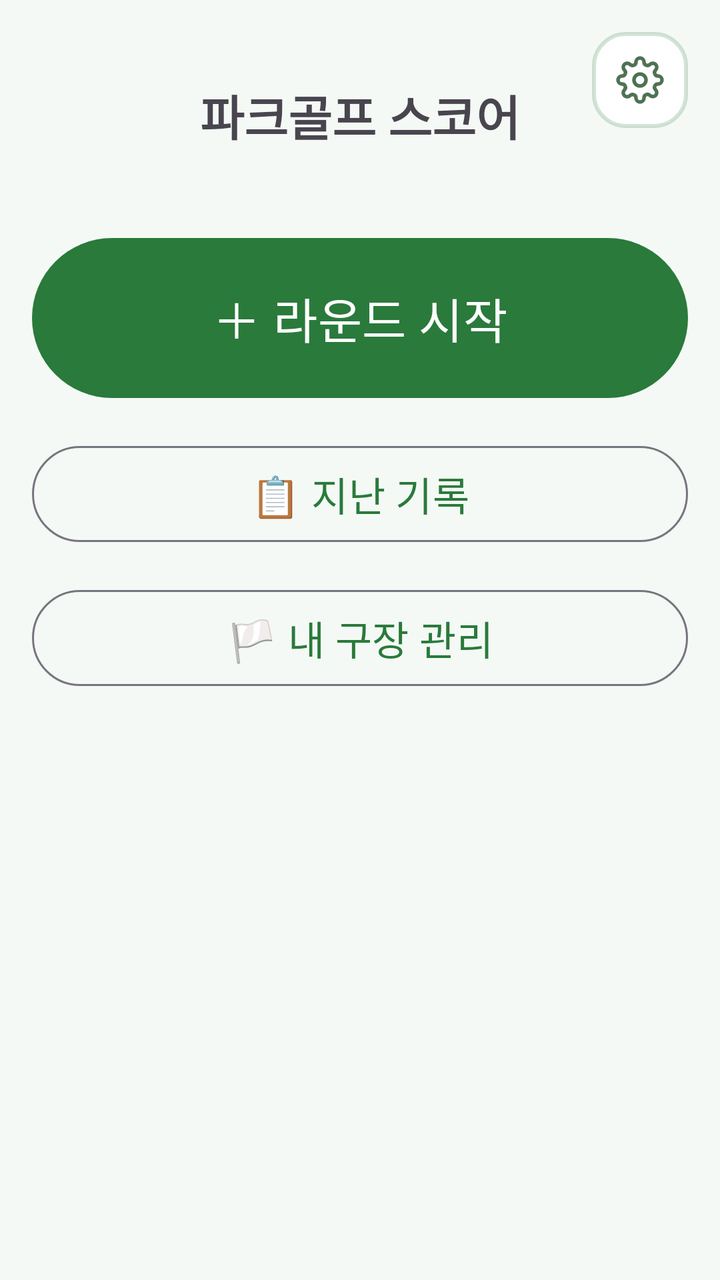
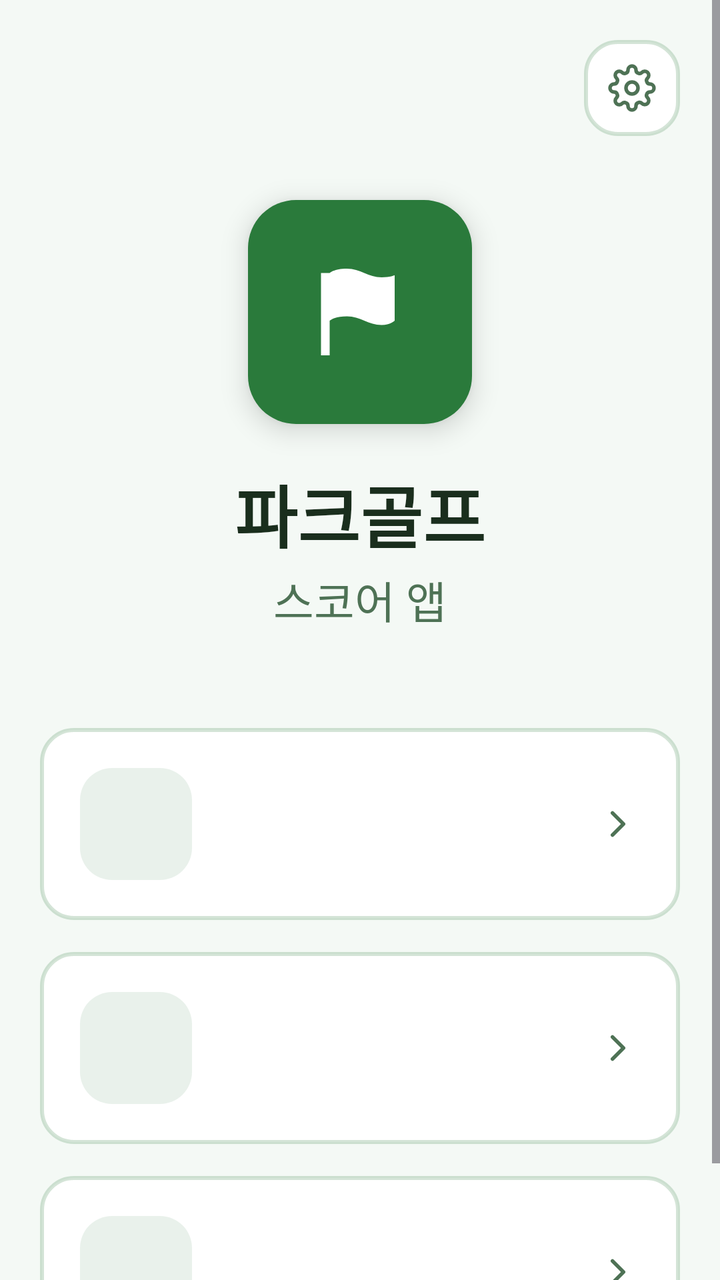

An Android layout rendered at two revisions. The XML below is the earlier revision; the diff shows what the commit changed to produce the second picture.
<!-- AndroidManifest.xml: application theme Theme.ParkGolf -->
<!-- res/layout/fragment_home.xml -->
<?xml version="1.0" encoding="utf-8"?>
<ScrollView xmlns:android="http://schemas.android.com/apk/res/android"
    xmlns:app="http://schemas.android.com/apk/res-auto"
    android:layout_width="match_parent"
    android:layout_height="match_parent"
    android:fillViewport="true"
    android:padding="@dimen/screen_padding">

    <androidx.constraintlayout.widget.ConstraintLayout
        android:layout_width="match_parent"
        android:layout_height="wrap_content">

        <TextView
            android:id="@+id/title"
            android:layout_width="wrap_content"
            android:layout_height="wrap_content"
            android:text="@string/app_name"
            android:textSize="@dimen/title_text"
            android:textStyle="bold"
            android:layout_marginTop="24dp"
            app:layout_constraintTop_toTopOf="parent"
            app:layout_constraintStart_toStartOf="parent"
            app:layout_constraintEnd_toEndOf="parent" />

        <Button
            android:id="@+id/btnStart"
            android:layout_width="0dp"
            android:layout_height="wrap_content"
            android:minHeight="88dp"
            android:text="@string/start_round"
            android:textSize="@dimen/title_text"
            android:layout_marginTop="40dp"
            app:layout_constraintTop_toBottomOf="@id/title"
            app:layout_constraintStart_toStartOf="parent"
            app:layout_constraintEnd_toEndOf="parent" />

        <Button
            android:id="@+id/btnHistory"
            style="?attr/materialButtonOutlinedStyle"
            android:layout_width="0dp"
            android:layout_height="wrap_content"
            android:minHeight="@dimen/touch_min"
            android:text="@string/past_records"
            android:textSize="@dimen/button_text"
            android:layout_marginTop="16dp"
            app:layout_constraintTop_toBottomOf="@id/btnStart"
            app:layout_constraintStart_toStartOf="parent"
            app:layout_constraintEnd_toEndOf="parent" />

        <Button
            android:id="@+id/btnMyCourses"
            style="?attr/materialButtonOutlinedStyle"
            android:layout_width="0dp"
            android:layout_height="wrap_content"
            android:minHeight="@dimen/touch_min"
            android:text="@string/my_courses"
            android:textSize="@dimen/button_text"
            android:layout_marginTop="16dp"
            app:layout_constraintTop_toBottomOf="@id/btnHistory"
            app:layout_constraintStart_toStartOf="parent"
            app:layout_constraintEnd_toEndOf="parent" />

        <ImageButton
            android:id="@+id/btnSettings"
            android:layout_width="48dp"
            android:layout_height="48dp"
            android:background="@drawable/bg_card"
            android:src="@drawable/ic_settings"
            android:scaleType="center"
            android:contentDescription="@string/settings_label"
            app:layout_constraintTop_toTopOf="parent"
            app:layout_constraintEnd_toEndOf="parent" />

    </androidx.constraintlayout.widget.ConstraintLayout>
</ScrollView>
<!-- resources referenced by this layout -->
<resources>
  <dimen name="button_text">20sp</dimen>
  <dimen name="screen_padding">16dp</dimen>
  <dimen name="title_text">24sp</dimen>
  <dimen name="touch_min">56dp</dimen>
  <!-- drawable bg_card (drawable) -->
  <?xml version="1.0" encoding="utf-8"?>
  <shape xmlns:android="http://schemas.android.com/apk/res/android" android:shape="rectangle">
      <solid android:color="@color/card" />
      <corners android:radius="@dimen/radius_card" />
      <stroke android:width="@dimen/border_width" android:color="?attr/parkBorder" />
  </shape>
  <string name="app_name">파크골프 스코어</string>
  <string name="my_courses">🏳️ 내 구장 관리</string>
  <string name="past_records">📋 지난 기록</string>
  <string name="settings_label">설정</string>
  <string name="start_round">＋ 라운드 시작</string>
  <style name="Theme.ParkGolf" parent="Theme.ParkGolf.Green" />
  <color name="card">#FFFFFF</color>
  <dimen name="radius_card">16dp</dimen>
  <dimen name="border_width">2dp</dimen>
  <style name="Theme.ParkGolf.Green" parent="Theme.ParkGolf.Base">
          <item name="colorPrimary">#2A7A3B</item>
          <item name="android:windowBackground">#F4F9F5</item>
          <item name="parkBackground">#F4F9F5</item>
          <item name="parkForeground">#1A2E1D</item>
          <item name="parkPrimary">#2A7A3B</item>
          <item name="parkPrimary10">#1A2A7A3B</item>
          <item name="parkSecondary">#E6F2E8</item>
          <item name="parkMuted">#EAF3EC</item>
          <item name="parkMutedForeground">#4E7255</item>
          <item name="parkAccent">#D2EBDA</item>
          <item name="parkAccentForeground">#1A3D21</item>
          <item name="parkBorder">#332A7A3B</item>
          <item name="parkInputBg">#EAF3EC</item>
      </style>
  <style name="Theme.ParkGolf.Base" parent="Theme.Material3.DayNight.NoActionBar">
          <item name="colorOnPrimary">@color/on_primary</item>
          <item name="android:textColorPrimary">?attr/parkForeground</item>
      </style>
  <color name="on_primary">#FFFFFF</color>
  <!-- unchanged entries left out for length: 1 -->
</resources>

<!-- the commit's change to res/layout/fragment_home.xml (unified diff, before → after) -->
@@ -1,75 +1,85 @@
 <?xml version="1.0" encoding="utf-8"?>
 <ScrollView xmlns:android="http://schemas.android.com/apk/res/android"
-    xmlns:app="http://schemas.android.com/apk/res-auto"
-    android:layout_width="match_parent"
-    android:layout_height="match_parent"
-    android:fillViewport="true"
-    android:padding="@dimen/screen_padding">
+    android:layout_width="match_parent" android:layout_height="match_parent"
+    android:fillViewport="true" android:background="?attr/parkBackground">
 
-    <androidx.constraintlayout.widget.ConstraintLayout
-        android:layout_width="match_parent"
-        android:layout_height="wrap_content">
-
-        <TextView
-            android:id="@+id/title"
-            android:layout_width="wrap_content"
-            android:layout_height="wrap_content"
-            android:text="@string/app_name"
-            android:textSize="@dimen/title_text"
-            android:textStyle="bold"
-            android:layout_marginTop="24dp"
-            app:layout_constraintTop_toTopOf="parent"
-            app:layout_constraintStart_toStartOf="parent"
-            app:layout_constraintEnd_toEndOf="parent" />
-
-        <Button
-            android:id="@+id/btnStart"
-            android:layout_width="0dp"
-            android:layout_height="wrap_content"
-            android:minHeight="88dp"
-            android:text="@string/start_round"
-            android:textSize="@dimen/title_text"
-            android:layout_marginTop="40dp"
-            app:layout_constraintTop_toBottomOf="@id/title"
-            app:layout_constraintStart_toStartOf="parent"
-            app:layout_constraintEnd_toEndOf="parent" />
-
-        <Button
-            android:id="@+id/btnHistory"
-            style="?attr/materialButtonOutlinedStyle"
-            android:layout_width="0dp"
-            android:layout_height="wrap_content"
-            android:minHeight="@dimen/touch_min"
-            android:text="@string/past_records"
-            android:textSize="@dimen/button_text"
-            android:layout_marginTop="16dp"
-            app:layout_constraintTop_toBottomOf="@id/btnStart"
-            app:layout_constraintStart_toStartOf="parent"
-            app:layout_constraintEnd_toEndOf="parent" />
-
-        <Button
-            android:id="@+id/btnMyCourses"
-            style="?attr/materialButtonOutlinedStyle"
-            android:layout_width="0dp"
-            android:layout_height="wrap_content"
-            android:minHeight="@dimen/touch_min"
-            android:text="@string/my_courses"
-            android:textSize="@dimen/button_text"
-            android:layout_marginTop="16dp"
-            app:layout_constraintTop_toBottomOf="@id/btnHistory"
-            app:layout_constraintStart_toStartOf="parent"
-            app:layout_constraintEnd_toEndOf="parent" />
+    <LinearLayout
+        android:layout_width="match_parent" android:layout_height="wrap_content"
+        android:orientation="vertical" android:padding="20dp">
 
         <ImageButton
             android:id="@+id/btnSettings"
-            android:layout_width="48dp"
-            android:layout_height="48dp"
+            android:layout_width="48dp" android:layout_height="48dp"
+            android:layout_gravity="end"
             android:background="@drawable/bg_card"
             android:src="@drawable/ic_settings"
             android:scaleType="center"
-            android:contentDescription="@string/settings_label"
-            app:layout_constraintTop_toTopOf="parent"
-            app:layout_constraintEnd_toEndOf="parent" />
+            android:contentDescription="@string/settings_label" />
 
-    </androidx.constraintlayout.widget.ConstraintLayout>
+        <FrameLayout
+            android:layout_width="@dimen/logo_size" android:layout_height="@dimen/logo_size"
+            android:layout_gravity="center_horizontal" android:layout_marginTop="32dp"
+            android:background="@drawable/bg_logo" android:elevation="8dp">
+            <ImageView
+                android:layout_width="@dimen/logo_icon" android:layout_height="@dimen/logo_icon"
+                android:layout_gravity="center" android:src="@drawable/ic_flag_solid"
+                android:importantForAccessibility="no" />
+        </FrameLayout>
+
+        <TextView
+            android:layout_width="wrap_content" android:layout_height="wrap_content"
+            android:layout_gravity="center_horizontal" android:layout_marginTop="20dp"
+            android:text="@string/app_title" android:textSize="@dimen/app_title_text"
+            android:textStyle="bold" android:textColor="?attr/parkForeground" />
+        <TextView
+            android:layout_width="wrap_content" android:layout_height="wrap_content"
+            android:layout_gravity="center_horizontal" android:layout_marginTop="2dp"
+            android:text="@string/app_subtitle" android:textSize="@dimen/app_subtitle_text"
+            android:textColor="?attr/parkMutedForeground" />
+
+        <include android:id="@+id/itemGameStart" layout="@layout/view_home_menu_item"
+            android:layout_width="match_parent" android:layout_height="wrap_content"
+            android:layout_marginTop="48dp" />
+        <include android:id="@+id/itemGameRecords" layout="@layout/view_home_menu_item"
+            android:layout_width="match_parent" android:layout_height="wrap_content"
+            android:layout_marginTop="16dp" />
+        <include android:id="@+id/itemCourseManagement" layout="@layout/view_home_menu_item"
+            android:layout_width="match_parent" android:layout_height="wrap_content"
+            android:layout_marginTop="16dp" />
+    </LinearLayout>
 </ScrollView>
+<!-- res/layout/view_home_menu_item.xml (included above) -->
+<?xml version="1.0" encoding="utf-8"?>
+<LinearLayout xmlns:android="http://schemas.android.com/apk/res/android"
+    android:layout_width="match_parent" android:layout_height="wrap_content"
+    android:orientation="horizontal" android:gravity="center_vertical"
+    android:background="@drawable/bg_card" android:padding="20dp"
+    android:minHeight="@dimen/touch_min" android:clickable="true" android:focusable="true">
+
+    <FrameLayout
+        android:layout_width="@dimen/menu_icon_box" android:layout_height="@dimen/menu_icon_box"
+        android:background="@drawable/bg_menu_icon">
+        <ImageView android:id="@+id/ivIcon"
+            android:layout_width="@dimen/menu_icon" android:layout_height="@dimen/menu_icon"
+            android:layout_gravity="center" android:importantForAccessibility="no" />
+    </FrameLayout>
+
+    <LinearLayout
+        android:layout_width="0dp" android:layout_height="wrap_content" android:layout_weight="1"
+        android:orientation="vertical" android:layout_marginStart="16dp">
+        <TextView android:id="@+id/tvTitle"
+            android:layout_width="wrap_content" android:layout_height="wrap_content"
+            android:textSize="@dimen/body_text" android:textStyle="bold" android:textColor="?attr/parkForeground" />
+        <TextView android:id="@+id/tvDesc"
+            android:layout_width="wrap_content" android:layout_height="wrap_content"
+            android:textSize="@dimen/menu_desc_text" android:textColor="?attr/parkMutedForeground"
+            android:layout_marginTop="2dp" />
+    </LinearLayout>
+
+    <ImageView
+        android:layout_width="22dp" android:layout_height="22dp"
+        android:src="@drawable/ic_chevron_right" android:importantForAccessibility="no"
+        android:layout_marginStart="8dp"
+        app:tint="?attr/parkMutedForeground"
+        xmlns:app="http://schemas.android.com/apk/res-auto" />
+</LinearLayout>
<!-- resource entries referenced after the edit -->
@@ -1,8 +1,13 @@
 <!-- resources referenced by this layout -->
 <resources>
-  <dimen name="button_text">20sp</dimen>
-  <dimen name="screen_padding">16dp</dimen>
-  <dimen name="title_text">24sp</dimen>
+  <dimen name="app_subtitle_text">22sp</dimen>
+  <dimen name="app_title_text">34sp</dimen>
+  <dimen name="body_text">18sp</dimen>
+  <dimen name="logo_icon">52dp</dimen>
+  <dimen name="logo_size">112dp</dimen>
+  <dimen name="menu_desc_text">13sp</dimen>
+  <dimen name="menu_icon">28dp</dimen>
+  <dimen name="menu_icon_box">56dp</dimen>
   <dimen name="touch_min">56dp</dimen>
   <!-- drawable bg_card (drawable) -->
   <?xml version="1.0" encoding="utf-8"?>
@@ -11,11 +16,29 @@
       <corners android:radius="@dimen/radius_card" />
       <stroke android:width="@dimen/border_width" android:color="?attr/parkBorder" />
   </shape>
-  <string name="app_name">파크골프 스코어</string>
-  <string name="my_courses">🏳️ 내 구장 관리</string>
-  <string name="past_records">📋 지난 기록</string>
+  <!-- drawable bg_logo (drawable) -->
+  <?xml version="1.0" encoding="utf-8"?>
+  <shape xmlns:android="http://schemas.android.com/apk/res/android" android:shape="rectangle">
+      <solid android:color="?attr/parkPrimary" />
+      <corners android:radius="24dp" />
+  </shape>
+  <!-- drawable bg_menu_icon (drawable) -->
+  <?xml version="1.0" encoding="utf-8"?>
+  <shape xmlns:android="http://schemas.android.com/apk/res/android" android:shape="rectangle">
+      <solid android:color="?attr/parkPrimary10" />
+      <corners android:radius="@dimen/radius_card" />
+  </shape>
+  <!-- drawable ic_chevron_right (drawable) -->
+  <vector xmlns:android="http://schemas.android.com/apk/res/android" android:width="24dp" android:height="24dp" android:viewportWidth="24" android:viewportHeight="24">
+      <path android:strokeColor="?attr/parkForeground" android:strokeWidth="2" android:strokeLineCap="round" android:strokeLineJoin="round" android:pathData="M9,18 L15,12 L9,6" />
+  </vector>
+  <!-- drawable ic_flag_solid (drawable) -->
+  <vector xmlns:android="http://schemas.android.com/apk/res/android" android:width="24dp" android:height="24dp" android:viewportWidth="24" android:viewportHeight="24">
+      <path android:fillColor="@color/on_primary" android:pathData="M5,3 C5,3 6,2 9,2 C12,2 14,4 17,4 C19,4 20,3.5 20,3.5 L20,14 C20,14 19,15 17,15 C14,15 12,13 9,13 C6.5,13 5.4,13.7 5,14 L5,22 L3,22 L3,3 Z" />
+  </vector>
+  <string name="app_subtitle">스코어 앱</string>
+  <string name="app_title">파크골프</string>
   <string name="settings_label">설정</string>
-  <string name="start_round">＋ 라운드 시작</string>
   <style name="Theme.ParkGolf" parent="Theme.ParkGolf.Green" />
   <color name="card">#FFFFFF</color>
   <dimen name="radius_card">16dp</dimen>
